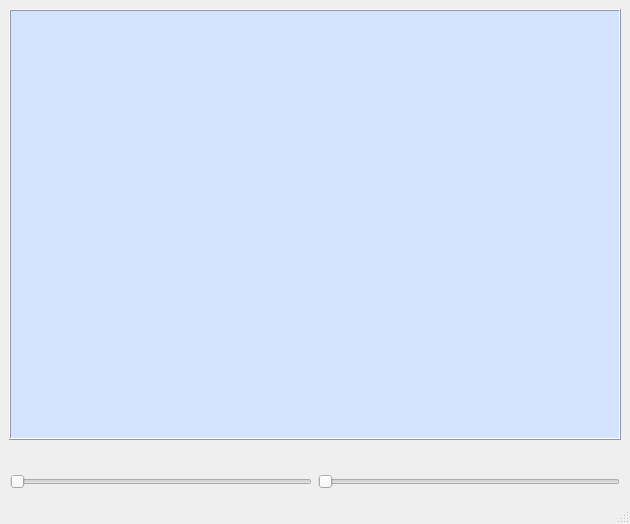
Before: the Qt Designer form interface.ui in FabL91/N7745C_control, drawn with Qt 5.
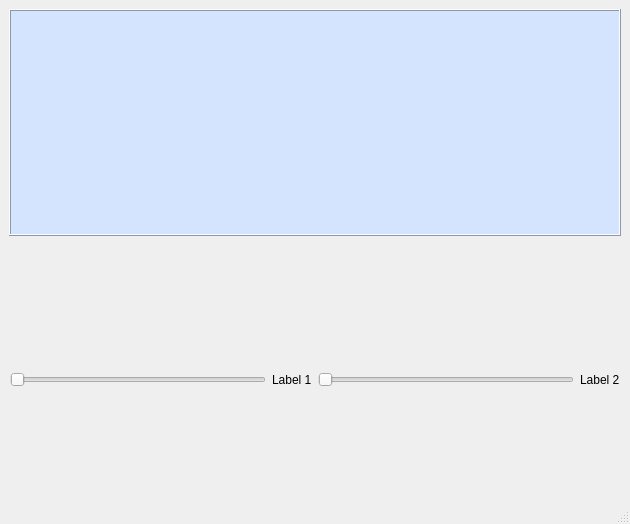
After: the same form once the commit is applied.

Commit message: Ajout de 2 Qlabel

The edit to the form file:
```diff
--- a/interface.ui
+++ b/interface.ui
@@ -94,6 +94,13 @@
           </property>
          </widget>
         </item>
+        <item>
+         <widget class="QLabel" name="label_1">
+          <property name="text">
+           <string>Label 1</string>
+          </property>
+         </widget>
+        </item>
         <item>
          <widget class="QSlider" name="horizontalSlider_2">
           <property name="maximumSize">
@@ -107,6 +114,13 @@
           </property>
          </widget>
         </item>
+        <item>
+         <widget class="QLabel" name="label_2">
+          <property name="text">
+           <string>Label 2</string>
+          </property>
+         </widget>
+        </item>
        </layout>
       </item>
      </layout>
```
The commit also changes 1 other file.
